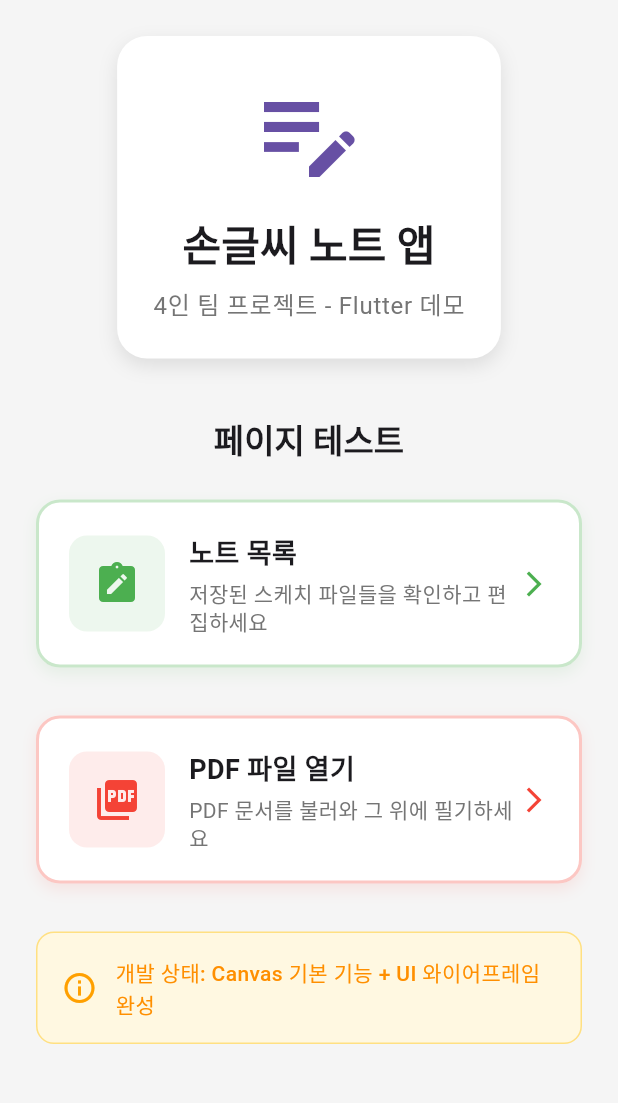
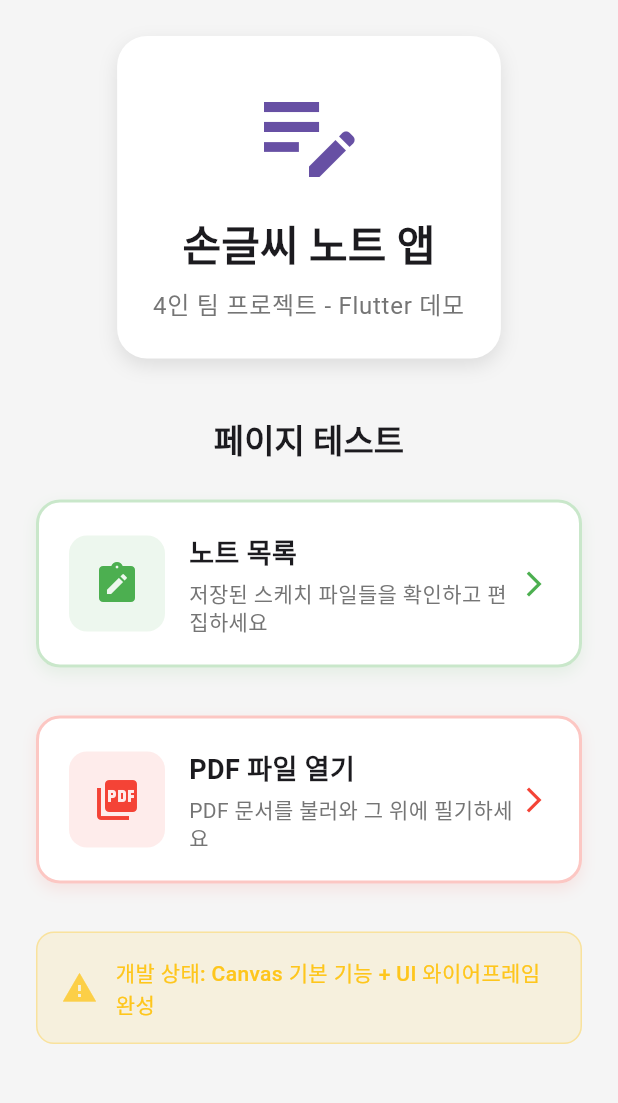
Before and after one commit to tryCatchPing/it-contest, a Flutter app: the screen it shows after launch, after a tap on "PDF 파일 열기", on a phone screen of 412 x 824 dp, the part 84-1187 px from its top. Run offline on Flutter 3.47's test engine with Material 3 defaults, Android fonts, the phone set to English and light mode, and no system bars; our stand-ins replace file_picker, go_router; missing offline and left inert: pdfx, scribble.

Commit message:
refactor: home page 구조 분리

```diff
--- a/lib/pages/home_page.dart
+++ b/lib/pages/home_page.dart
@@ -1,20 +1,21 @@
-import 'package:file_picker/file_picker.dart';
-import 'package:flutter/foundation.dart' show kIsWeb;
 import 'package:flutter/material.dart';
 import 'package:go_router/go_router.dart';
 
 import '../shared/routing/app_routes.dart';
+import '../shared/services/file_picker_service.dart';
+import '../shared/widgets/app_branding_header.dart';
+import '../shared/widgets/info_card.dart';
 import '../shared/widgets/navigation_card.dart';
 
-/// 🏠 테스트용 홈페이지
+/// 🏠 홈페이지 (시연/테스트용)
 ///
-/// 이 페이지는 앱의 시작점으로, 다른 페이지들로 이동할 수 있는
-/// 네비게이션 허브 역할을 합니다.
+/// 이 페이지는 현재 시연과 테스트를 위한 임시 페이지입니다.
+/// 나중에 주요 기능들이 메인 앱에 통합될 예정입니다.
 ///
-/// 📱 동작 방식:
-/// 1. 앱 실행 시 main.dart에서 '/' 라우트로 이 페이지가 먼저 표시됨
-/// 2. 사용자가 버튼을 누르면 context.push()로 다른 페이지로 이동
-/// 3. 다른 페이지에서 뒤로가기를 누르면 다시 이 홈페이지로 돌아옴
+/// 📋 포함된 기능:
+/// - 노트 목록으로 이동
+/// - PDF 파일 불러오기 (나중에 메인 기능으로 통합 예정)
+/// - 프로젝트 상태 정보
 class HomePage extends StatelessWidget {
   const HomePage({super.key});
 
@@ -41,50 +42,12 @@ class HomePage extends StatelessWidget {
             child: Column(
               mainAxisAlignment: MainAxisAlignment.center,
               children: [
-                // 🎯 앱 로고/타이틀 영역
-                Container(
-                  padding: const EdgeInsets.all(24),
-                  decoration: BoxDecoration(
-                    color: Colors.white,
-                    borderRadius: BorderRadius.circular(20),
-                    boxShadow: [
-                      BoxShadow(
-                        color: Colors.black.withValues(alpha: 0.1),
-                        blurRadius: 10,
-                        offset: const Offset(0, 5),
-                      ),
-                    ],
-                  ),
-                  child: Column(
-                    children: [
-                      const Icon(
-                        Icons.edit_note,
-                        size: 80,
-                        color: Color(0xFF6750A4),
-                      ),
-                      const SizedBox(height: 16),
-                      Text(
-                        '손글씨 노트 앱',
-                        style: Theme.of(context).textTheme.headlineMedium
-                            ?.copyWith(
-                              fontWeight: FontWeight.bold,
-                              color: const Color(0xFF1C1B1F),
-                            ),
-                      ),
-                      const SizedBox(height: 8),
-                      Text(
-                        '4인 팀 프로젝트 - Flutter 데모',
-                        style: Theme.of(context).textTheme.bodyLarge?.copyWith(
-                          color: Colors.grey[600],
-                        ),
-                      ),
-                    ],
-                  ),
-                ),
+                // 앱 브랜딩 헤더 (재사용 가능한 위젯)
+                const AppBrandingHeader(),
 
                 const SizedBox(height: 40),
 
-                // 📱 페이지 네비게이션 버튼들
+                // 네비게이션 섹션
                 Text(
                   '페이지 테스트',
                   style: Theme.of(context).textTheme.titleLarge?.copyWith(
@@ -95,7 +58,7 @@ class HomePage extends StatelessWidget {
 
                 const SizedBox(height: 24),
 
-                // 🎨 1. 노트 목록 페이지 버튼
+                // 노트 목록 페이지 버튼
                 NavigationCard(
                   icon: Icons.note_alt,
                   title: '노트 목록',
@@ -103,14 +66,13 @@ class HomePage extends StatelessWidget {
                   color: const Color(0xFF4CAF50),
                   onTap: () {
                     print('📝 노트 목록 페이지로 이동 중...');
-                    // 🚀 타입 안전한 네비게이션 사용
                     context.pushNamed(AppRoutes.noteListName);
                   },
                 ),
 
                 const SizedBox(height: 16),
 
-                // 📄 2. PDF 불러오기 버튼
+                // PDF 불러오기 버튼 (나중에 메인 기능으로 통합 예정)
                 NavigationCard(
                   icon: Icons.picture_as_pdf,
                   title: 'PDF 파일 열기',
@@ -121,33 +83,9 @@ class HomePage extends StatelessWidget {
 
                 const SizedBox(height: 16),
 
-                // 📊 프로젝트 정보
-                Container(
-                  padding: const EdgeInsets.all(16),
-                  decoration: BoxDecoration(
-                    color: Colors.amber[50],
-                    borderRadius: BorderRadius.circular(12),
-                    border: Border.all(color: Colors.amber[200]!),
-                  ),
-                  child: Row(
-                    children: [
-                      Icon(
-                        Icons.info_outline,
-                        color: Colors.amber[700],
-                      ),
-                      const SizedBox(width: 12),
-                      Expanded(
-                        child: Text(
-                          '개발 상태: Canvas 기본 기능 + UI 와이어프레임 완성',
-                          style: TextStyle(
-                            fontSize: 14,
-                            color: Colors.amber[800],
-                            fontWeight: FontWeight.w500,
-                          ),
-                        ),
-                      ),
-                    ],
-                  ),
+                // 프로젝트 정보 (재사용 가능한 InfoCard 사용)
+                const InfoCard.warning(
+                  message: '개발 상태: Canvas 기본 기능 + UI 와이어프레임 완성',
                 ),
               ],
             ),
@@ -158,41 +96,15 @@ class HomePage extends StatelessWidget {
   }
 
   /// PDF 파일 선택 처리 메서드
+  ///
+  /// 🔄 나중에 메인 기능으로 통합될 때 FilePickerService를 사용하면 됩니다.
   Future<void> _handlePdfFilePicker(BuildContext context) async {
-    print('PDF 파일 열기 버튼 탭됨.');
-    // 웹 플랫폼에서는 bytes로 파일을 읽어옵니다.
-    final result = await FilePicker.platform.pickFiles(
-      type: FileType.custom,
-      allowedExtensions: ['pdf'],
-      withData: kIsWeb, // 웹일 경우 true로 설정하여 bytes를 로드
-    );
+    // 새로운 FilePickerService 사용
+    final fileData = await FilePickerService.pickPdfFile();
 
-    if (result != null) {
-      if (kIsWeb) {
-        // 웹: bytes 데이터를 extra로 전달
-        final fileBytes = result.files.single.bytes;
-        if (fileBytes != null) {
-          print('PDF 파일 선택됨 (웹): ${fileBytes.length} bytes');
-          if (context.mounted) {
-            context.pushNamed(AppRoutes.pdfCanvasName, extra: fileBytes);
-          }
-        } else {
-          print('웹에서 파일 bytes를 읽는 데 실패했습니다.');
-        }
-      } else {
-        // 모바일/데스크탑: 파일 경로를 extra로 전달
-        final filePath = result.files.single.path;
-        if (filePath != null) {
-          print('PDF 파일 선택됨: $filePath');
-          if (context.mounted) {
-            context.pushNamed(AppRoutes.pdfCanvasName, extra: filePath);
-          }
-        } else {
-          print('파일 경로를 가져오는 데 실패했습니다.');
-        }
-      }
-    } else {
-      print('PDF 파일 선택 취소 또는 실패.');
+    if (fileData != null && context.mounted) {
+      // PDF 캔버스 페이지로 이동
+      context.pushNamed(AppRoutes.pdfCanvasName, extra: fileData);
     }
   }
 }
--- /dev/null
+++ b/lib/shared/services/file_picker_service.dart
@@ -0,0 +1,71 @@
+import 'dart:typed_data';
+
+import 'package:file_picker/file_picker.dart';
+import 'package:flutter/foundation.dart' show kIsWeb;
+
+/// 📁 파일 선택 서비스
+///
+/// PDF 파일 선택 기능을 제공합니다.
+/// 웹과 모바일/데스크탑 플랫폼의 차이를 처리합니다.
+///
+/// 나중에 메인 기능으로 통합 예정
+class FilePickerService {
+  // 인스턴스 생성 방지 (유틸리티 클래스)
+  FilePickerService._();
+
+  /// PDF 파일을 선택하고 결과를 반환합니다.
+  ///
+  /// Returns:
+  /// - String: 모바일/데스크탑에서 파일 경로
+  /// - Uint8List: 웹에서 파일 바이트 데이터
+  /// - null: 선택 취소 또는 실패
+  static Future<dynamic> pickPdfFile() async {
+    try {
+      final result = await FilePicker.platform.pickFiles(
+        type: FileType.custom,
+        allowedExtensions: ['pdf'],
+        withData: kIsWeb, // 웹일 경우 true로 설정하여 bytes를 로드
+      );
+
+      if (result != null) {
+        if (kIsWeb) {
+          // 웹: bytes 데이터 반환
+          final fileBytes = result.files.single.bytes;
+          if (fileBytes != null) {
+            print('✅ PDF 파일 선택됨 (웹): ${fileBytes.length} bytes');
+            return fileBytes; // Uint8List 반환
+          } else {
+            print('❌ 웹에서 파일 bytes를 읽는 데 실패했습니다.');
+            return null;
+          }
+        } else {
+          // 모바일/데스크탑: 파일 경로 반환
+          final filePath = result.files.single.path;
+          if (filePath != null) {
+            print('✅ PDF 파일 선택됨: $filePath');
+            return filePath; // String 반환
+          } else {
+            print('❌ 파일 경로를 가져오는 데 실패했습니다.');
+            return null;
+          }
+        }
+      } else {
+        print('ℹ️ PDF 파일 선택 취소됨.');
+        return null;
+      }
+    } catch (e) {
+      print('❌ 파일 선택 중 오류 발생: $e');
+      return null;
+    }
+  }
+
+  /// 선택된 파일이 웹용 바이트 데이터인지 확인
+  static bool isWebFileData(dynamic fileData) {
+    return fileData is Uint8List;
+  }
+
+  /// 선택된 파일이 모바일/데스크탑용 경로인지 확인
+  static bool isFilePath(dynamic fileData) {
+    return fileData is String;
+  }
+}
--- /dev/null
+++ b/lib/shared/widgets/app_branding_header.dart
@@ -0,0 +1,66 @@
+import 'package:flutter/material.dart';
+
+/// 🏷️ 앱 브랜딩 헤더 위젯
+///
+/// 앱의 로고, 제목, 부제목을 표시하는 재사용 가능한 위젯입니다.
+/// 홈페이지, 소개 페이지, 온보딩 등에서 사용할 수 있습니다.
+class AppBrandingHeader extends StatelessWidget {
+  final String title;
+  final String subtitle;
+  final IconData? icon;
+  final Color? iconColor;
+  final Color? backgroundColor;
+
+  const AppBrandingHeader({
+    super.key,
+    this.title = '손글씨 노트 앱',
+    this.subtitle = '4인 팀 프로젝트 - Flutter 데모',
+    this.icon = Icons.edit_note,
+    this.iconColor = const Color(0xFF6750A4),
+    this.backgroundColor = Colors.white,
+  });
+
+  @override
+  Widget build(BuildContext context) {
+    return Container(
+      padding: const EdgeInsets.all(24),
+      decoration: BoxDecoration(
+        color: backgroundColor,
+        borderRadius: BorderRadius.circular(20),
+        boxShadow: [
+          BoxShadow(
+            color: Colors.black.withValues(alpha: 0.1),
+            blurRadius: 10,
+            offset: const Offset(0, 5),
+          ),
+        ],
+      ),
+      child: Column(
+        children: [
+          if (icon != null)
+            Icon(
+              icon!,
+              size: 80,
+              color: iconColor,
+            ),
+          const SizedBox(height: 16),
+          Text(
+            title,
+            style: Theme.of(context).textTheme.headlineMedium?.copyWith(
+              fontWeight: FontWeight.bold,
+              color: const Color(0xFF1C1B1F),
+            ),
+          ),
+          const SizedBox(height: 8),
+          Text(
+            subtitle,
+            style: Theme.of(context).textTheme.bodyLarge?.copyWith(
+              color: Colors.grey[600],
+            ),
+            textAlign: TextAlign.center,
+          ),
+        ],
+      ),
+    );
+  }
+}
--- /dev/null
+++ b/lib/shared/widgets/info_card.dart
@@ -0,0 +1,86 @@
+import 'package:flutter/material.dart';
+
+/// 📝 정보 표시 카드 위젯
+///
+/// 중요한 정보나 상태를 표시하는 카드 위젯입니다.
+/// 색상과 아이콘을 커스터마이징할 수 있습니다.
+class InfoCard extends StatelessWidget {
+  final String message;
+  final IconData icon;
+  final Color color;
+  final Color? backgroundColor;
+  final Color? borderColor;
+
+  const InfoCard({
+    super.key,
+    required this.message,
+    this.icon = Icons.info_outline,
+    this.color = Colors.amber,
+    this.backgroundColor,
+    this.borderColor,
+  });
+
+  /// 경고용 정보 카드 (노란색)
+  const InfoCard.warning({
+    super.key,
+    required this.message,
+    this.icon = Icons.warning_outlined,
+  }) : color = Colors.amber,
+       backgroundColor = null,
+       borderColor = null;
+
+  /// 성공용 정보 카드 (초록색)
+  const InfoCard.success({
+    super.key,
+    required this.message,
+    this.icon = Icons.check_circle_outline,
+  }) : color = Colors.green,
+       backgroundColor = null,
+       borderColor = null;
+
+  /// 에러용 정보 카드 (빨간색)
+  const InfoCard.error({
+    super.key,
+    required this.message,
+    this.icon = Icons.error_outline,
+  }) : color = Colors.red,
+       backgroundColor = null,
+       borderColor = null;
+
+  @override
+  Widget build(BuildContext context) {
+    final effectiveBackgroundColor =
+        backgroundColor ?? color.withValues(alpha: 0.1);
+    final effectiveBorderColor = borderColor ?? color.withValues(alpha: 0.3);
+    final effectiveTextColor = color.withValues(alpha: 0.9);
+    final effectiveIconColor = color.withValues(alpha: 0.7);
+
+    return Container(
+      padding: const EdgeInsets.all(16),
+      decoration: BoxDecoration(
+        color: effectiveBackgroundColor,
+        borderRadius: BorderRadius.circular(12),
+        border: Border.all(color: effectiveBorderColor),
+      ),
+      child: Row(
+        children: [
+          Icon(
+            icon,
+            color: effectiveIconColor,
+          ),
+          const SizedBox(width: 12),
+          Expanded(
+            child: Text(
+              message,
+              style: TextStyle(
+                fontSize: 14,
+                color: effectiveTextColor,
+                fontWeight: FontWeight.w500,
+              ),
+            ),
+          ),
+        ],
+      ),
+    );
+  }
+}
```
